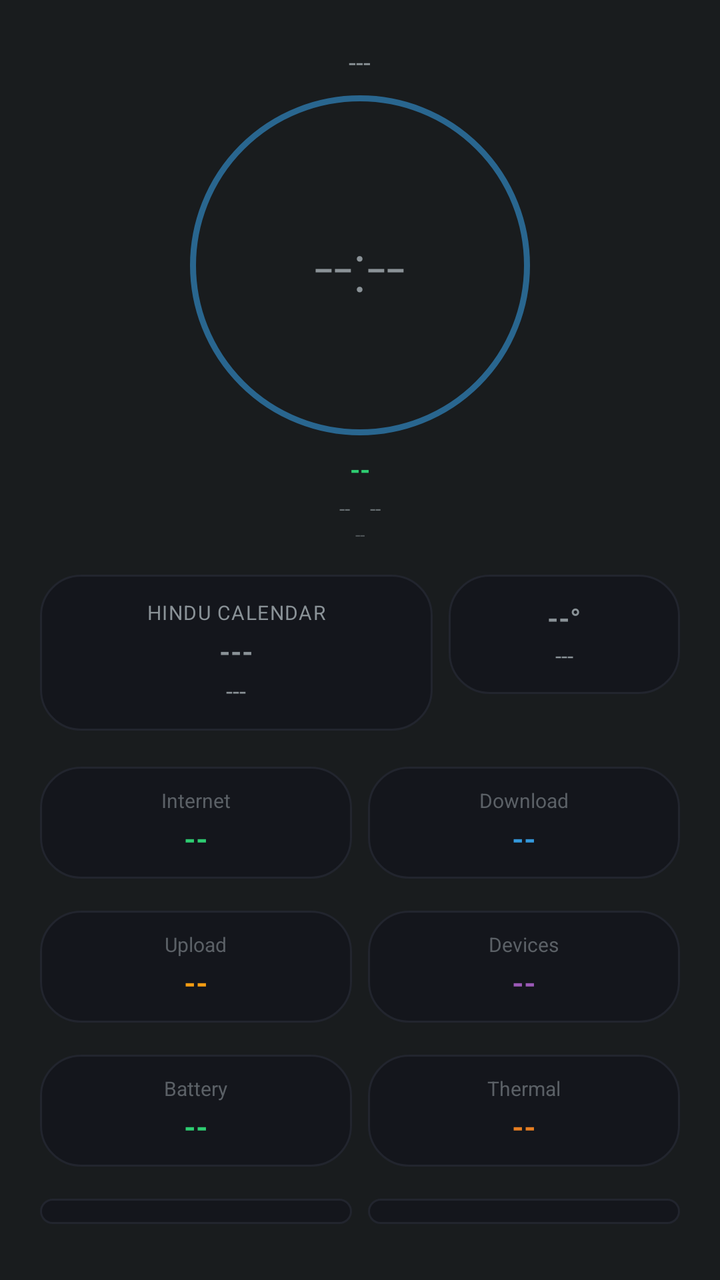
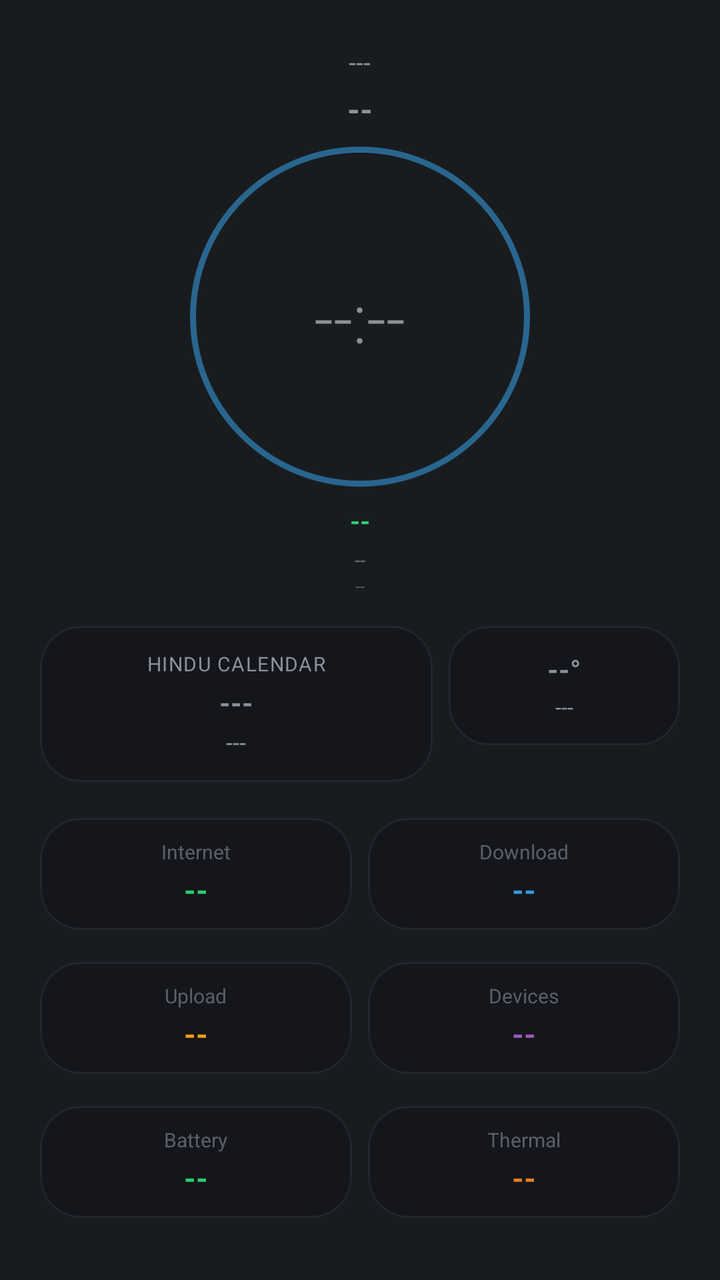

Before-and-after screenshots of an Android layout around one commit, followed by the original layout XML and the change that was made.
<!-- AndroidManifest.xml: application theme android:Theme.DeviceDefault.NoActionBar -->
<!-- res/layout/aod_layout_oneplus_horizon.xml -->
<?xml version="1.0" encoding="utf-8"?>
<LinearLayout xmlns:android="http://schemas.android.com/apk/res/android"
    android:id="@+id/bg_root"
    android:layout_width="match_parent"
    android:layout_height="match_parent"
    android:orientation="vertical"
    android:gravity="center_horizontal"
    android:padding="16dp">

    <TextView android:id="@+id/date" android:layout_width="wrap_content" android:layout_height="wrap_content"
        android:textSize="13sp" android:layout_marginTop="6dp" android:text="---" />

    <FrameLayout
        android:layout_width="170dp"
        android:layout_height="170dp"
        android:layout_marginTop="8dp">
        <View android:layout_width="match_parent" android:layout_height="match_parent"
            android:background="@drawable/aod_ring_outline" android:backgroundTint="#3498db" android:alpha="0.6" />
        <TextView android:id="@+id/clock" android:layout_width="wrap_content" android:layout_height="wrap_content"
            android:layout_gravity="center" android:textSize="34sp" android:fontFamily="sans-serif-light" android:text="--:--" />
    </FrameLayout>

    <TextView android:id="@+id/health_badge" android:layout_width="wrap_content" android:layout_height="wrap_content"
        android:layout_marginTop="8dp" android:textAllCaps="true" android:textStyle="bold" android:textSize="13sp" android:textColor="#2ecc71" android:text="--" />

    <LinearLayout android:layout_width="wrap_content" android:layout_height="wrap_content" android:orientation="horizontal" android:layout_marginTop="4dp">
        <TextView android:id="@+id/net_type_badge" android:layout_width="wrap_content" android:layout_height="wrap_content" android:textSize="10sp" android:alpha="0.7" android:text="--" />
        <TextView android:id="@+id/akd_badge" android:layout_width="wrap_content" android:layout_height="wrap_content" android:layout_marginStart="10dp" android:textSize="10sp" android:alpha="0.7" android:text="--" />
    </LinearLayout>
    <TextView android:id="@+id/perf_badge" android:layout_width="wrap_content" android:layout_height="wrap_content" android:textSize="9sp" android:alpha="0.5" android:text="--" />
    <TextView android:id="@+id/muhurat_badge" android:layout_width="wrap_content" android:layout_height="wrap_content" android:textSize="11sp" android:textStyle="bold" android:visibility="gone" android:text="--" />

    <LinearLayout android:layout_width="match_parent" android:layout_height="wrap_content" android:orientation="horizontal" android:layout_marginTop="10dp">
        <LinearLayout android:id="@+id/panchang_card" android:layout_width="0dp" android:layout_height="wrap_content" android:layout_weight="1.7" android:layout_margin="4dp"
            android:background="@drawable/bg_card" android:orientation="vertical" android:gravity="center" android:padding="12dp">
            <TextView android:id="@+id/panchang_header" android:layout_width="wrap_content" android:layout_height="wrap_content" android:textSize="10sp" android:textAllCaps="true" android:letterSpacing="0.05" android:text="Hindu calendar" />
            <TextView android:id="@+id/panchang_tithi" android:layout_width="match_parent" android:layout_height="wrap_content" android:layout_marginTop="3dp" android:gravity="center" android:textStyle="bold" android:maxLines="1" android:autoSizeTextType="uniform" android:autoSizeMinTextSize="13sp" android:autoSizeMaxTextSize="18sp" android:text="---" />
            <TextView android:id="@+id/panchang_nakshatra" android:layout_width="match_parent" android:layout_height="wrap_content" android:layout_marginTop="2dp" android:gravity="center" android:textSize="12sp" android:maxLines="1" android:ellipsize="end" android:text="---" />
        </LinearLayout>
        <LinearLayout android:id="@+id/weather_card" android:layout_width="0dp" android:layout_height="wrap_content" android:layout_weight="1" android:layout_margin="4dp"
            android:background="@drawable/bg_card" android:orientation="vertical" android:gravity="center" android:padding="12dp">
            <TextView android:id="@+id/weather_temp" android:layout_width="match_parent" android:layout_height="wrap_content" android:gravity="center" android:textStyle="bold" android:maxLines="1" android:autoSizeTextType="uniform" android:autoSizeMinTextSize="14sp" android:autoSizeMaxTextSize="20sp" android:text="--°" />
            <TextView android:id="@+id/weather_condition" android:layout_width="match_parent" android:layout_height="wrap_content" android:gravity="center" android:layout_marginTop="2dp" android:textSize="11sp" android:maxLines="2" android:text="---" />
        </LinearLayout>
    </LinearLayout>

    
    <LinearLayout android:layout_width="match_parent" android:layout_height="wrap_content" android:orientation="horizontal" android:layout_marginTop="10dp" android:layout_marginBottom="8dp">
        <LinearLayout android:id="@+id/row8" android:layout_width="0dp" android:layout_weight="1" android:layout_height="wrap_content" android:layout_margin="4dp" android:background="@drawable/bg_card" android:orientation="vertical" android:gravity="center" android:padding="10dp">
            <TextView android:id="@+id/stat_label" android:layout_width="wrap_content" android:layout_height="wrap_content" android:textSize="10sp" android:alpha="0.6" android:text="Internet" />
            <TextView android:id="@+id/stat_value" android:layout_width="wrap_content" android:layout_height="wrap_content" android:layout_marginTop="2dp" android:textStyle="bold" android:textSize="15sp" android:textColor="#2ecc71" android:text="--" />
        </LinearLayout>
        <LinearLayout android:id="@+id/row0" android:layout_width="0dp" android:layout_weight="1" android:layout_height="wrap_content" android:layout_margin="4dp" android:background="@drawable/bg_card" android:orientation="vertical" android:gravity="center" android:padding="10dp">
            <TextView android:id="@+id/stat_label" android:layout_width="wrap_content" android:layout_height="wrap_content" android:textSize="10sp" android:alpha="0.6" android:text="Download" />
            <TextView android:id="@+id/stat_value" android:layout_width="wrap_content" android:layout_height="wrap_content" android:layout_marginTop="2dp" android:textStyle="bold" android:textSize="15sp" android:textColor="#3498db" android:text="--" />
        </LinearLayout>
    </LinearLayout>
    <LinearLayout android:layout_width="match_parent" android:layout_height="wrap_content" android:orientation="horizontal" android:layout_marginBottom="8dp">
        <LinearLayout android:id="@+id/row1" android:layout_width="0dp" android:layout_weight="1" android:layout_height="wrap_content" android:layout_margin="4dp" android:background="@drawable/bg_card" android:orientation="vertical" android:gravity="center" android:padding="10dp">
            <TextView android:id="@+id/stat_label" android:layout_width="wrap_content" android:layout_height="wrap_content" android:textSize="10sp" android:alpha="0.6" android:text="Upload" />
            <TextView android:id="@+id/stat_value" android:layout_width="wrap_content" android:layout_height="wrap_content" android:layout_marginTop="2dp" android:textStyle="bold" android:textSize="15sp" android:textColor="#f39c12" android:text="--" />
        </LinearLayout>
        <LinearLayout android:id="@+id/row2" android:layout_width="0dp" android:layout_weight="1" android:layout_height="wrap_content" android:layout_margin="4dp" android:background="@drawable/bg_card" android:orientation="vertical" android:gravity="center" android:padding="10dp">
            <TextView android:id="@+id/stat_label" android:layout_width="wrap_content" android:layout_height="wrap_content" android:textSize="10sp" android:alpha="0.6" android:text="Devices" />
            <TextView android:id="@+id/stat_value" android:layout_width="wrap_content" android:layout_height="wrap_content" android:layout_marginTop="2dp" android:textStyle="bold" android:textSize="15sp" android:textColor="#9b59b6" android:text="--" />
        </LinearLayout>
    </LinearLayout>
    <LinearLayout android:layout_width="match_parent" android:layout_height="wrap_content" android:orientation="horizontal" android:layout_marginBottom="8dp">
        <LinearLayout android:id="@+id/row4" android:layout_width="0dp" android:layout_weight="1" android:layout_height="wrap_content" android:layout_margin="4dp" android:background="@drawable/bg_card" android:orientation="vertical" android:gravity="center" android:padding="10dp">
            <TextView android:id="@+id/stat_label" android:layout_width="wrap_content" android:layout_height="wrap_content" android:textSize="10sp" android:alpha="0.6" android:text="Battery" />
            <TextView android:id="@+id/stat_value" android:layout_width="wrap_content" android:layout_height="wrap_content" android:layout_marginTop="2dp" android:textStyle="bold" android:textSize="15sp" android:textColor="#2ecc71" android:text="--" />
        </LinearLayout>
        <LinearLayout android:id="@+id/row5" android:layout_width="0dp" android:layout_weight="1" android:layout_height="wrap_content" android:layout_margin="4dp" android:background="@drawable/bg_card" android:orientation="vertical" android:gravity="center" android:padding="10dp">
            <TextView android:id="@+id/stat_label" android:layout_width="wrap_content" android:layout_height="wrap_content" android:textSize="10sp" android:alpha="0.6" android:text="Thermal" />
            <TextView android:id="@+id/stat_value" android:layout_width="wrap_content" android:layout_height="wrap_content" android:layout_marginTop="2dp" android:textStyle="bold" android:textSize="15sp" android:textColor="#e67e22" android:text="--" />
        </LinearLayout>
    </LinearLayout>
    <LinearLayout android:layout_width="match_parent" android:layout_height="wrap_content" android:orientation="horizontal" android:layout_marginBottom="8dp">
        <LinearLayout android:id="@+id/row6" android:layout_width="0dp" android:layout_weight="1" android:layout_height="wrap_content" android:layout_margin="4dp" android:background="@drawable/bg_card" android:orientation="vertical" android:gravity="center" android:padding="10dp">
            <TextView android:id="@+id/stat_label" android:layout_width="wrap_content" android:layout_height="wrap_content" android:textSize="10sp" android:alpha="0.6" android:text="Skin temp" />
            <TextView android:id="@+id/stat_value" android:layout_width="wrap_content" android:layout_height="wrap_content" android:layout_marginTop="2dp" android:textStyle="bold" android:textSize="15sp" android:textColor="#e74c3c" android:text="--" />
        </LinearLayout>
        <LinearLayout android:id="@+id/row3" android:layout_width="0dp" android:layout_weight="1" android:layout_height="wrap_content" android:layout_margin="4dp" android:background="@drawable/bg_card" android:orientation="vertical" android:gravity="center" android:padding="10dp">
            <TextView android:id="@+id/stat_label" android:layout_width="wrap_content" android:layout_height="wrap_content" android:textSize="10sp" android:alpha="0.6" android:text="Total used" />
            <TextView android:id="@+id/stat_value" android:layout_width="wrap_content" android:layout_height="wrap_content" android:layout_marginTop="2dp" android:textStyle="bold" android:textSize="15sp" android:textColor="#16a085" android:text="--" />
        </LinearLayout>
    </LinearLayout>
    <LinearLayout android:layout_width="match_parent" android:layout_height="wrap_content" android:orientation="horizontal">
        <LinearLayout android:id="@+id/row7" android:layout_width="0dp" android:layout_weight="1" android:layout_height="wrap_content" android:layout_margin="4dp" android:background="@drawable/bg_card" android:orientation="vertical" android:gravity="center" android:padding="10dp">
            <TextView android:id="@+id/stat_label" android:layout_width="wrap_content" android:layout_height="wrap_content" android:textSize="10sp" android:alpha="0.6" android:text="SMS fwd" />
            <TextView android:id="@+id/stat_value" android:layout_width="wrap_content" android:layout_height="wrap_content" android:layout_marginTop="2dp" android:textStyle="bold" android:textSize="15sp" android:textColor="#e91e63" android:text="--" />
        </LinearLayout>
        <LinearLayout android:id="@+id/row9" android:layout_width="0dp" android:layout_weight="1" android:layout_height="wrap_content" android:layout_margin="4dp" android:background="@drawable/bg_card" android:orientation="vertical" android:gravity="center" android:padding="10dp">
            <TextView android:id="@+id/stat_label" android:layout_width="wrap_content" android:layout_height="wrap_content" android:textSize="10sp" android:alpha="0.6" android:text="Signal" />
            <TextView android:id="@+id/stat_value" android:layout_width="wrap_content" android:layout_height="wrap_content" android:layout_marginTop="2dp" android:textStyle="bold" android:textSize="15sp" android:textColor="#00bcd4" android:text="--" />
        </LinearLayout>
    </LinearLayout>

</LinearLayout>
<!-- resources referenced by this layout -->
<resources>
  <!-- drawable aod_ring_outline (drawable) -->
  <?xml version="1.0" encoding="utf-8"?>
  <shape xmlns:android="http://schemas.android.com/apk/res/android"
      android:shape="oval">
      <solid android:color="@android:color/transparent" />
      <stroke android:width="3dp" android:color="#ffffff" />
  </shape>
  <!-- drawable bg_card (drawable) -->
  <?xml version="1.0" encoding="utf-8"?>
  <shape xmlns:android="http://schemas.android.com/apk/res/android">
      <solid android:color="#14161C" />
      <corners android:radius="20dp" />
      <stroke android:width="1dp" android:color="#22252E" />
  </shape>
</resources>

<!-- the commit's change to res/layout/aod_layout_oneplus_horizon.xml (unified diff, before → after) -->
@@ -9,6 +9,7 @@
 
     <TextView android:id="@+id/date" android:layout_width="wrap_content" android:layout_height="wrap_content"
         android:textSize="13sp" android:layout_marginTop="6dp" android:text="---" />
+<TextView android:id="@+id/akd_badge" android:layout_width="wrap_content" android:layout_height="wrap_content" android:layout_marginTop="4dp" android:textSize="16sp" android:textStyle="bold" android:text="--" />
 
     <FrameLayout
         android:layout_width="170dp"
@@ -25,8 +26,7 @@
 
     <LinearLayout android:layout_width="wrap_content" android:layout_height="wrap_content" android:orientation="horizontal" android:layout_marginTop="4dp">
         <TextView android:id="@+id/net_type_badge" android:layout_width="wrap_content" android:layout_height="wrap_content" android:textSize="10sp" android:alpha="0.7" android:text="--" />
-        <TextView android:id="@+id/akd_badge" android:layout_width="wrap_content" android:layout_height="wrap_content" android:layout_marginStart="10dp" android:textSize="10sp" android:alpha="0.7" android:text="--" />
-    </LinearLayout>
+        </LinearLayout>
     <TextView android:id="@+id/perf_badge" android:layout_width="wrap_content" android:layout_height="wrap_content" android:textSize="9sp" android:alpha="0.5" android:text="--" />
     <TextView android:id="@+id/muhurat_badge" android:layout_width="wrap_content" android:layout_height="wrap_content" android:textSize="11sp" android:textStyle="bold" android:visibility="gone" android:text="--" />
 
